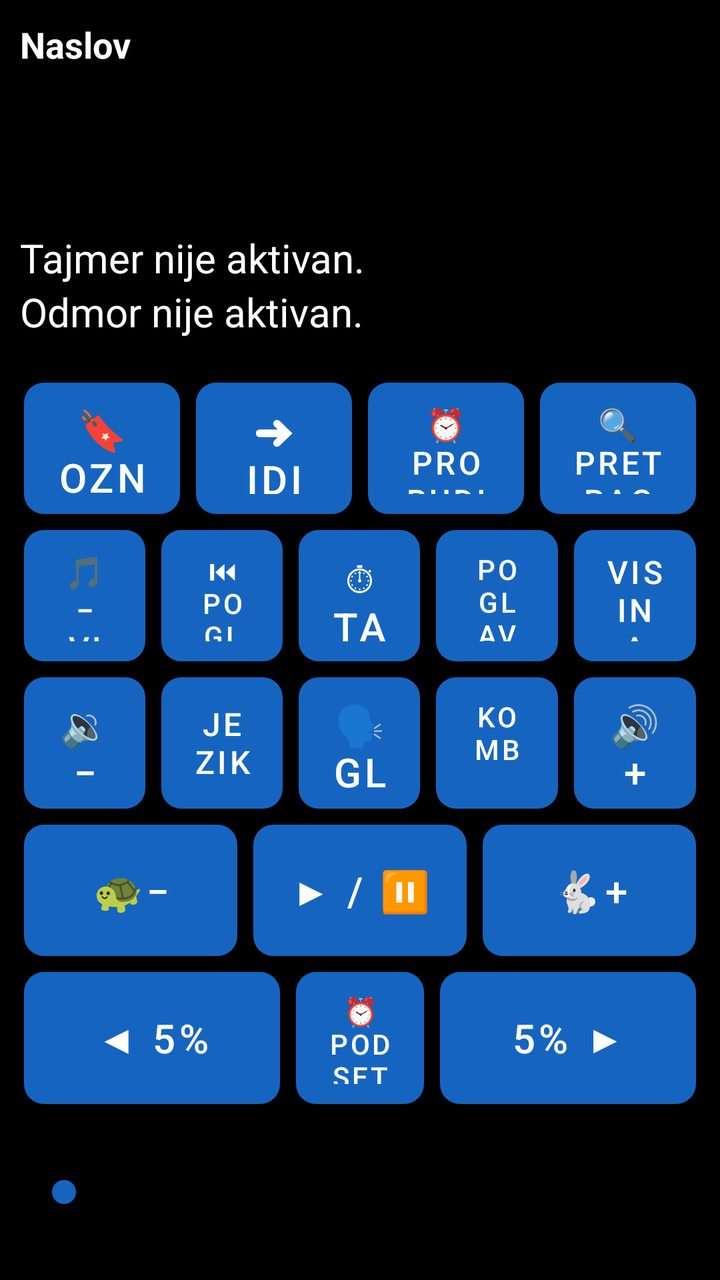
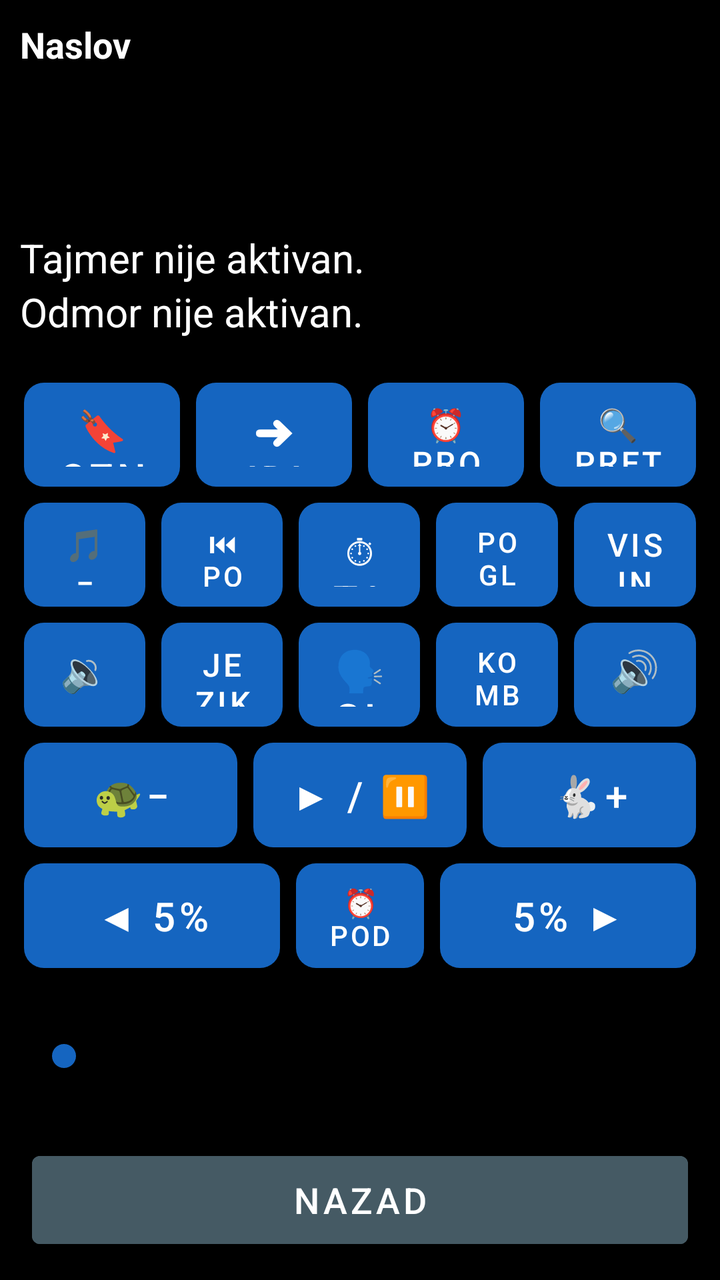

Compare the two renders of this Android layout. The source of the first and the diff that turns it into the second are given below.
<!-- AndroidManifest.xml: application theme Theme.RecPoRec -->
<!-- res/layout/activity_reader.xml -->
<?xml version="1.0" encoding="utf-8"?>
<LinearLayout xmlns:android="http://schemas.android.com/apk/res/android"
    android:layout_width="match_parent"
    android:layout_height="match_parent"
    android:orientation="vertical"
    android:fitsSystemWindows="true"
    android:background="@color/background">

    
    <LinearLayout
        android:layout_width="match_parent"
        android:layout_height="wrap_content"
        android:orientation="vertical"
        android:padding="10dp">

        <TextView
            android:id="@+id/textDocTitle"
            android:layout_width="match_parent"
            android:layout_height="wrap_content"
            android:textSize="18sp"
            android:textStyle="bold"
            android:textColor="@color/text_primary"
            android:maxLines="1"
            android:ellipsize="end"
            android:text="Naslov" />

        <TextView
            android:id="@+id/textPages"
            android:layout_width="match_parent"
            android:layout_height="wrap_content"
            android:textSize="20sp"
            android:textColor="@color/text_primary"
            android:accessibilityLiveRegion="polite" />

        <TextView
            android:id="@+id/textElapsed"
            android:layout_width="match_parent"
            android:layout_height="wrap_content"
            android:textSize="20sp"
            android:textColor="@color/text_primary" />

        <TextView
            android:id="@+id/textRemaining"
            android:layout_width="match_parent"
            android:layout_height="wrap_content"
            android:textSize="20sp"
            android:textColor="@color/text_primary" />

        <TextView
            android:id="@+id/textTimerStatus"
            android:layout_width="match_parent"
            android:layout_height="wrap_content"
            android:textSize="20sp"
            android:textColor="@color/text_primary"
            android:text="Tajmer nije aktivan." />

        <TextView
            android:id="@+id/textRestStatus"
            android:layout_width="match_parent"
            android:layout_height="wrap_content"
            android:textSize="20sp"
            android:textColor="@color/text_primary"
            android:text="Odmor nije aktivan." />
    </LinearLayout>

    
    <LinearLayout
        android:layout_width="match_parent"
        android:layout_height="0dp"
        android:layout_weight="1"
        android:orientation="vertical"
        android:padding="8dp">

        
        <LinearLayout
            android:layout_width="match_parent"
            android:layout_height="0dp"
            android:layout_weight="1"
            android:orientation="horizontal">

            <Button android:id="@+id/btnBookmarks" style="@style/KeyButton"
                android:backgroundTint="@color/btn_goto_page"
                android:contentDescription="Oznake - dodaj, ukloni ili ukloni sve oznake u ovom dokumentu. Dug pritisak: brzo dodaj oznaku."
                android:text="🔖 Oznake" />

            <Button android:id="@+id/btnGoTo" style="@style/KeyButton"
                android:backgroundTint="@color/btn_goto_page"
                android:contentDescription="Idi na stranicu, minut ili oznaku. Dug pritisak: idi na početak dokumenta."
                android:text="➜ Idi na" />

            <Button android:id="@+id/btnWakeUp" style="@style/KeyButton"
                android:backgroundTint="@color/btn_wakeup"
                android:contentDescription="Probudi me u tačno vreme. Dug pritisak: isključi buđenje."
                android:textSize="16sp"
                android:text="⏰ Probudi" />

            <Button android:id="@+id/btnSearchText" style="@style/KeyButton"
                android:backgroundTint="@color/btn_goto_page"
                android:contentDescription="Pretraži tekst dokumenta. Dug pritisak: ponovi poslednju pretragu."
                android:textSize="16sp"
                android:text="🔍 Pretraga" />
        </LinearLayout>

        
        <LinearLayout
            android:layout_width="match_parent"
            android:layout_height="0dp"
            android:layout_weight="1"
            android:orientation="horizontal">

            <Button android:id="@+id/btnPitchDown" style="@style/KeyButton"
                android:backgroundTint="@color/btn_pitch"
                android:contentDescription="Smanji visinu glasa. Dug pritisak: vrati visinu na opštu."
                android:textSize="16sp"
                android:text="🎵− Visina" />

            <Button android:id="@+id/btnPrevChapter" style="@style/KeyButton"
                android:backgroundTint="@color/btn_chapter"
                android:contentDescription="@string/btn_prev_chapter"
                android:textSize="14sp"
                android:text="⏮ Poglavlje" />

            <Button android:id="@+id/btnTimer" style="@style/KeyButton"
                android:backgroundTint="@color/btn_timer"
                android:contentDescription="@string/btn_timer"
                android:text="⏱ Tajmer" />

            <Button android:id="@+id/btnNextChapter" style="@style/KeyButton"
                android:backgroundTint="@color/btn_chapter"
                android:contentDescription="@string/btn_next_chapter"
                android:textSize="14sp"
                android:text="Poglavlje ⏭" />

            <Button android:id="@+id/btnPitchUp" style="@style/KeyButton"
                android:backgroundTint="@color/btn_pitch"
                android:contentDescription="Povećaj visinu glasa. Dug pritisak: vrati visinu na opštu."
                android:textSize="16sp"
                android:text="Visina 🎵+" />
        </LinearLayout>

        
        <LinearLayout
            android:layout_width="match_parent"
            android:layout_height="0dp"
            android:layout_weight="1"
            android:orientation="horizontal">

            <Button android:id="@+id/btnVolDown" style="@style/KeyButton"
                android:backgroundTint="@color/btn_volume"
                android:contentDescription="@string/btn_vol_down"
                android:text="🔉−" />

            <Button android:id="@+id/btnDocLanguage" style="@style/KeyButton"
                android:backgroundTint="@color/btn_goto_page"
                android:contentDescription="Jezik za ovaj dokument. Dug pritisak: poništi sve prethodne radnje."
                android:textSize="16sp"
                android:text="Jezik" />

            <Button android:id="@+id/btnVoice" style="@style/KeyButton"
                android:backgroundTint="@color/btn_voice"
                android:contentDescription="@string/btn_voice"
                android:text="🗣 Glas" />

            <Button android:id="@+id/btnCombinedVoices" style="@style/KeyButton"
                android:backgroundTint="@color/btn_combined"
                android:contentDescription="Kombinovani glasovi za ovaj dokument. Dug pritisak: isključi tajmer."
                android:textSize="14sp"
                android:text="Komb. glasovi" />

            <Button android:id="@+id/btnVolUp" style="@style/KeyButton"
                android:backgroundTint="@color/btn_volume"
                android:contentDescription="@string/btn_vol_up"
                android:text="🔊+" />
        </LinearLayout>

        
        <LinearLayout
            android:layout_width="match_parent"
            android:layout_height="0dp"
            android:layout_weight="1"
            android:orientation="horizontal">

            <Button android:id="@+id/btnSpeedDown" style="@style/KeyButton"
                android:backgroundTint="@color/btn_speed"
                android:contentDescription="@string/btn_speed_down"
                android:text="🐢−" />

            <Button android:id="@+id/btnPlayPause" style="@style/KeyButton"
                android:backgroundTint="@color/btn_play"
                android:contentDescription="@string/btn_play_pause"
                android:text="▶ / ⏸" />

            <Button android:id="@+id/btnSpeedUp" style="@style/KeyButton"
                android:backgroundTint="@color/btn_speed"
                android:contentDescription="@string/btn_speed_up"
                android:text="🐇+" />
        </LinearLayout>

        
        <LinearLayout
            android:layout_width="match_parent"
            android:layout_height="0dp"
            android:layout_weight="1"
            android:orientation="horizontal">

            <Button android:id="@+id/btnStepBack" style="@style/KeyButton"
                android:layout_weight="2"
                android:backgroundTint="@color/btn_page_nav"
                android:contentDescription="@string/slider_back"
                android:text="◀ 5%" />

            <Button android:id="@+id/btnRemindMe" style="@style/KeyButton"
                android:backgroundTint="@color/btn_timer"
                android:contentDescription="Podsetnik, vraća dokument unazad. Dug pritisak: ponovi poslednji podsetnik."
                android:textSize="14sp"
                android:text="⏰ Podseti" />

            <Button android:id="@+id/btnStepForward" style="@style/KeyButton"
                android:layout_weight="2"
                android:backgroundTint="@color/btn_page_nav"
                android:contentDescription="@string/slider_forward"
                android:text="5% ▶" />
        </LinearLayout>

    </LinearLayout>

    
    <SeekBar
        android:id="@+id/seekProgress"
        android:layout_width="match_parent"
        android:layout_height="56dp"
        android:layout_marginStart="16dp"
        android:layout_marginEnd="16dp"
        android:layout_marginTop="4dp"
        android:layout_marginBottom="16dp"
        android:contentDescription="@string/slider_position"
        android:max="100"
        android:progressTint="@color/btn_voice"
        android:thumbTint="@color/btn_voice" />

</LinearLayout>
<!-- resources referenced by this layout -->
<resources>
  <color name="background">#000000</color>
  <color name="btn_chapter">#2E7D32</color>
  <color name="btn_combined">#455A64</color>
  <color name="btn_goto_page">#5D4037</color>
  <color name="btn_page_nav">#AD1457</color>
  <color name="btn_pitch">#283593</color>
  <color name="btn_play">#D84315</color>
  <color name="btn_speed">#00838F</color>
  <color name="btn_timer">#6A1B9A</color>
  <color name="btn_voice">#1565C0</color>
  <color name="btn_volume">#F9A825</color>
  <color name="btn_wakeup">#C62828</color>
  <color name="text_primary">#FFFFFF</color>
  <string name="btn_next_chapter">Sledeće poglavlje. Dug pritisak: spisak svih poglavlja.</string>
  <string name="btn_play_pause">Pusti ili pauziraj čitanje. Dug pritisak: reci trenutni status.</string>
  <string name="btn_prev_chapter">Prethodno poglavlje. Dug pritisak: ponovi trenutno poglavlje.</string>
  <string name="btn_speed_down">Smanji brzinu čitanja. Dug pritisak: vrati brzinu na opštu.</string>
  <string name="btn_speed_up">Povećaj brzinu čitanja. Dug pritisak: vrati brzinu na opštu.</string>
  <string name="btn_timer">Tajmer za automatsku pauzu. Dug pritisak: produži aktivan tajmer.</string>
  <string name="btn_voice">Izbor glasa. Dug pritisak: Zakaži čitanje.</string>
  <string name="btn_vol_down">Smanji jačinu zvuka. Dug pritisak: vrati jačinu na opštu.</string>
  <string name="btn_vol_up">Pojačaj zvuk. Dug pritisak: vrati jačinu na opštu.</string>
  <string name="slider_back">Pomeri pet posto unazad. Dug pritisak: ponovi trenutnu stranicu.</string>
  <string name="slider_forward">Pomeri pet posto unapred. Dug pritisak: poništi poslednju radnju.</string>
  <string name="slider_position">Klizač za pomeranje kroz knjigu, pet posto po koraku</string>
  <style name="KeyButton">
          <item name="android:layout_width">0dp</item>
          <item name="android:layout_height">match_parent</item>
          <item name="android:layout_weight">1</item>
          <item name="android:layout_margin">4dp</item>
          <item name="android:textSize">20sp</item>
          <item name="android:textColor">@color/button_text</item>
          <item name="android:background">@drawable/key_button_shape</item>
          <item name="android:stateListAnimator">@null</item>
          <item name="android:elevation">0dp</item>
      </style>
  <style name="Theme.RecPoRec" parent="Theme.MaterialComponents.DayNight.NoActionBar">
          <item name="android:windowBackground">@color/background</item>
          <item name="android:textColorPrimary">@color/text_primary</item>
          <item name="colorPrimary">@color/btn_voice</item>
          <item name="colorOnPrimary">@color/button_text</item>
          <item name="alertDialogTheme">@style/RecPoRecAlertDialog</item>
          <item name="android:alertDialogTheme">@style/RecPoRecAlertDialog</item>
      </style>
  <color name="button_text">#FFFFFF</color>
  <!-- drawable key_button_shape (drawable) -->
  <?xml version="1.0" encoding="utf-8"?>
  <shape xmlns:android="http://schemas.android.com/apk/res/android"
      android:shape="rectangle">
      <corners android:radius="10dp" />
      <solid android:color="#FFFFFF" />
  </shape>
  <style name="RecPoRecDialogText" parent="TextAppearance.AppCompat.Medium">
          <item name="android:textSize">20sp</item>
          <item name="android:textColor">@color/text_primary</item>
      </style>
  <style name="RecPoRecDialogButton" parent="Widget.AppCompat.Button.ButtonBar.AlertDialog">
          <item name="android:textSize">18sp</item>
          <item name="android:textColor">@color/btn_goto_page</item>
          <item name="android:textStyle">bold</item>
      </style>
  <!-- unchanged entries left out for length: 1 -->
</resources>

<!-- the commit's change to res/layout/activity_reader.xml (unified diff, before → after) -->
@@ -238,4 +238,18 @@
         android:progressTint="@color/btn_voice"
         android:thumbTint="@color/btn_voice" />
 
+    
+    <Button
+        android:id="@+id/btnBack"
+        android:layout_width="match_parent"
+        android:layout_height="56dp"
+        android:layout_marginStart="16dp"
+        android:layout_marginEnd="16dp"
+        android:layout_marginBottom="12dp"
+        android:textSize="18sp"
+        android:backgroundTint="@color/btn_combined"
+        android:textColor="@color/button_text"
+        android:contentDescription="Nazad. Zatvara ovaj dokument i vraća na listu dokumenata."
+        android:text="Nazad" />
+
 </LinearLayout>
<!-- resource entries referenced after the edit -->
@@ -14,7 +14,7 @@
   <color name="btn_wakeup">#C62828</color>
   <color name="text_primary">#FFFFFF</color>
   <string name="btn_next_chapter">Sledeće poglavlje. Dug pritisak: spisak svih poglavlja.</string>
-  <string name="btn_play_pause">Pusti ili pauziraj čitanje. Dug pritisak: reci trenutni status.</string>
+  <string name="btn_play_pause">Pokreni/Pauziraj čitanje. Dug pritisak: reci trenutni status.</string>
   <string name="btn_prev_chapter">Prethodno poglavlje. Dug pritisak: ponovi trenutno poglavlje.</string>
   <string name="btn_speed_down">Smanji brzinu čitanja. Dug pritisak: vrati brzinu na opštu.</string>
   <string name="btn_speed_up">Povećaj brzinu čitanja. Dug pritisak: vrati brzinu na opštu.</string>
